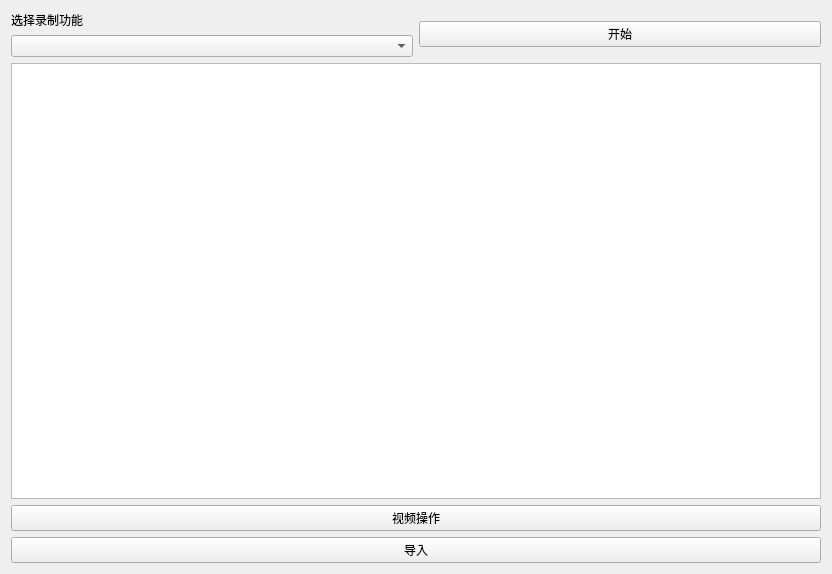
This is MultiMediaTool/src/gui/ui/videopage.ui in xiehaode/MultimediaTools as Qt 5 draws it before an edit. The edited form follows.
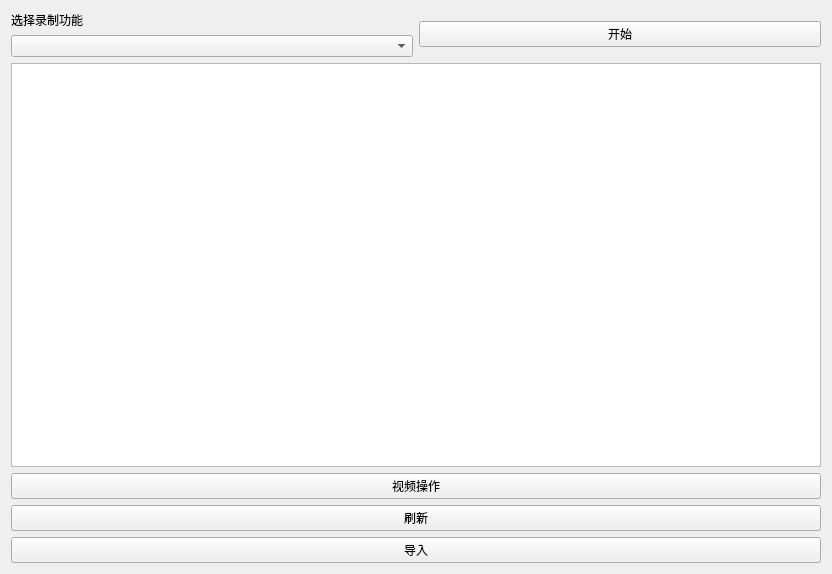
This is the edited form.

Patch:
```diff
--- a/MultiMediaTool/src/gui/ui/videopage.ui
+++ b/MultiMediaTool/src/gui/ui/videopage.ui
@@ -57,6 +57,13 @@
        </property>
       </widget>
      </item>
+     <item>
+      <widget class="QPushButton" name="flashbutton">
+       <property name="text">
+        <string>刷新</string>
+       </property>
+      </widget>
+     </item>
      <item>
       <widget class="QPushButton" name="import_2">
        <property name="text">
```
